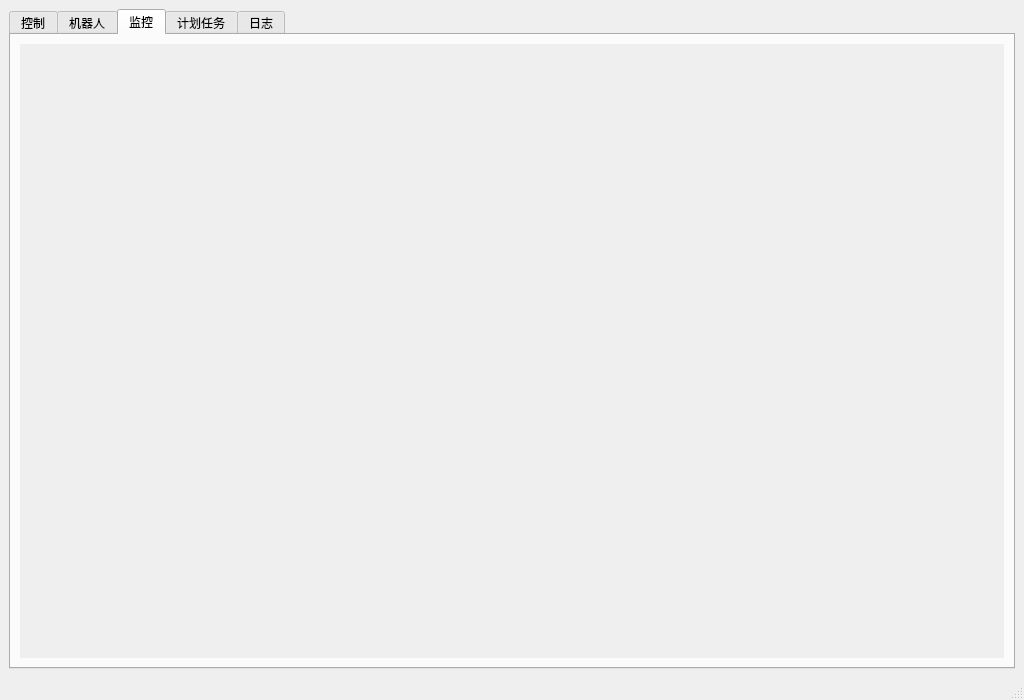
This is python_test/python_test/ui_main.ui in myzonexu/git_test as Qt 5 draws it before an edit. The edited form follows.
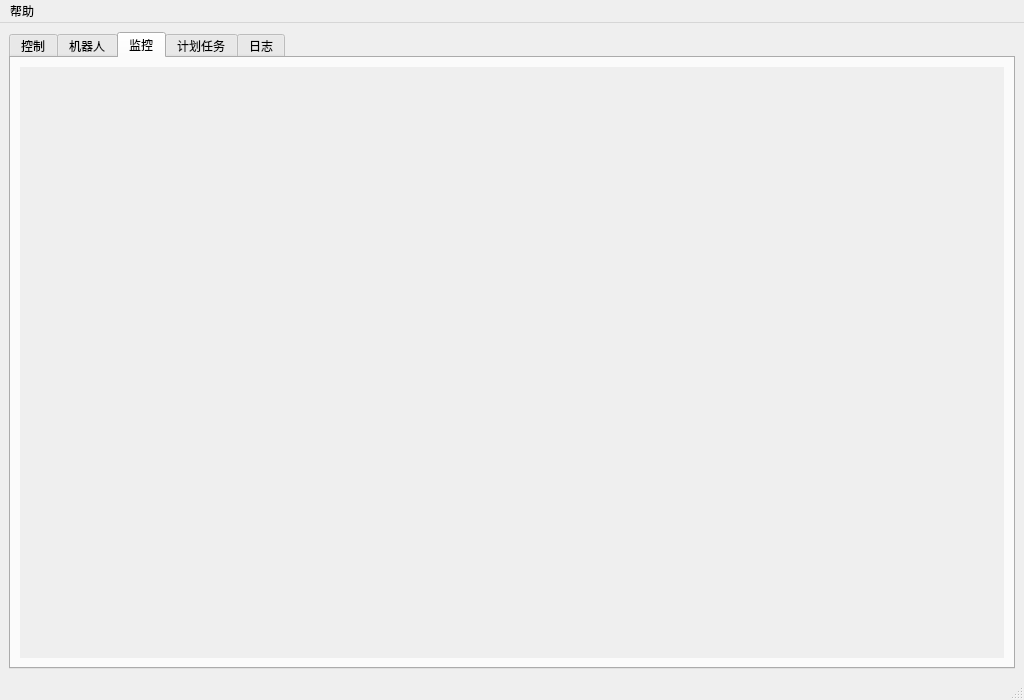
This is the edited form. The open tabs and pages were chosen to show the change. Icons and pictures are not drawn.

Commit message: 增加关于对话框

```diff
--- a/python_test/python_test/ui_main.ui
+++ b/python_test/python_test/ui_main.ui
@@ -1623,7 +1623,7 @@
              <x>0</x>
              <y>0</y>
              <width>982</width>
-             <height>617</height>
+             <height>594</height>
             </rect>
            </property>
           </widget>
@@ -2547,6 +2547,28 @@
    </layout>
   </widget>
   <widget class="QStatusBar" name="statusbar"/>
+  <widget class="QMenuBar" name="menuBar">
+   <property name="geometry">
+    <rect>
+     <x>0</x>
+     <y>0</y>
+     <width>1024</width>
+     <height>23</height>
+    </rect>
+   </property>
+   <widget class="QMenu" name="menu">
+    <property name="title">
+     <string>帮助</string>
+    </property>
+    <addaction name="actionabout"/>
+   </widget>
+   <addaction name="menu"/>
+  </widget>
+  <action name="actionabout">
+   <property name="text">
+    <string>关于</string>
+   </property>
+  </action>
  </widget>
  <resources>
   <include location="image.qrc"/>
```
The commit also changes 7 other files.
